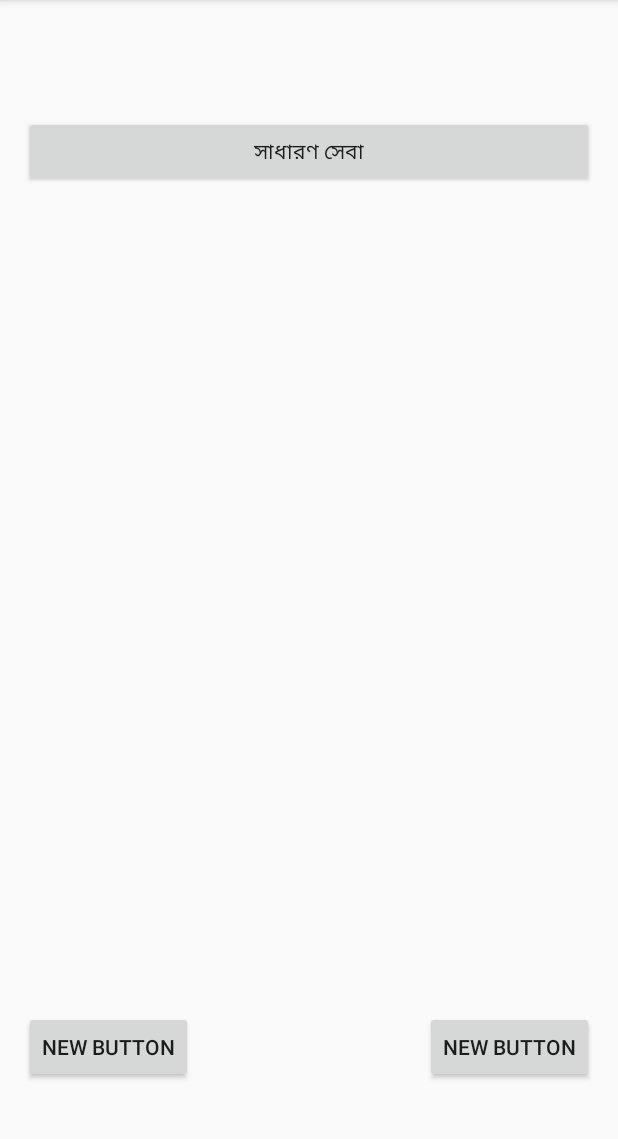
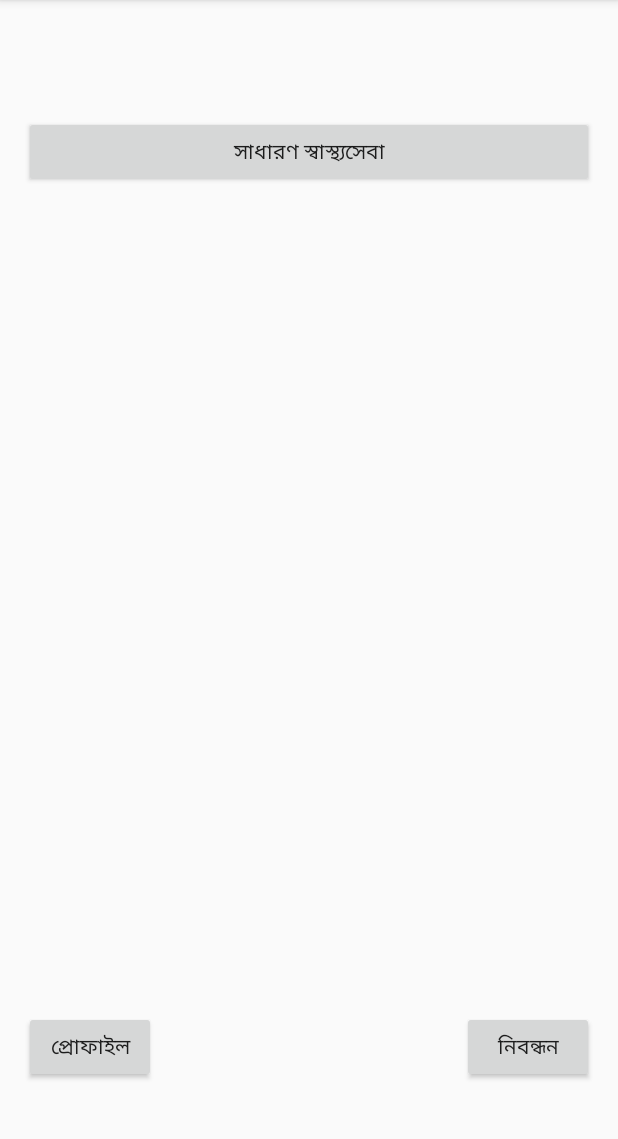
Before and after one commit to tazim92/ParentalCare, an Android app: the screen it shows after launch (MainActivity), on a phone screen of 412 x 824 dp, the part 84-1223 px from its top. Run offline under Robolectric (Android 15) with nearby library versions, the phone set to English and light mode, and no system bars.

Commit message:
Button added

```diff
--- a/app/src/main/res/layout/activity_main.xml
+++ b/app/src/main/res/layout/activity_main.xml
@@ -19,7 +19,7 @@
     <Button
         android:layout_width="wrap_content"
         android:layout_height="wrap_content"
-        android:text="New Button"
+        android:text="@string/ButtonProfile"
         android:id="@+id/buttonProfile"
         android:layout_alignParentBottom="true"
         android:layout_alignParentLeft="true"
@@ -29,7 +29,7 @@
     <Button
         android:layout_width="wrap_content"
         android:layout_height="wrap_content"
-        android:text="New Button"
+        android:text="@string/ButtonRegistration"
         android:id="@+id/buttonRegistration"
         android:layout_alignTop="@+id/buttonProfile"
         android:layout_alignRight="@+id/buttonGeneralInfo"
--- a/app/src/main/res/values/strings.xml
+++ b/app/src/main/res/values/strings.xml
@@ -1,4 +1,6 @@
 <resources>
     <string name="app_name">ParentalCare</string>
-    <string name="GeneralInfo">সাধারণ সেবা</string>
+    <string name="GeneralInfo">সাধারণ স্বাস্থ্যসেবা</string>
+    <string name="ButtonProfile">প্রোফাইল</string>
+    <string name="ButtonRegistration">নিবন্ধন</string>
 </resources>
```
